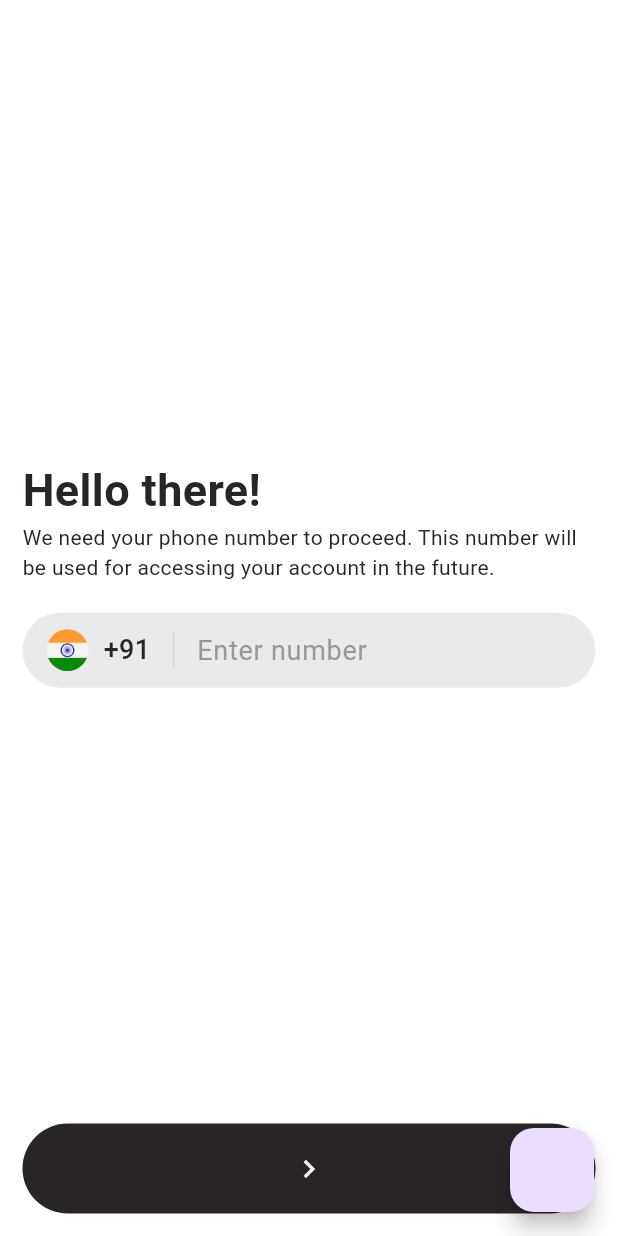
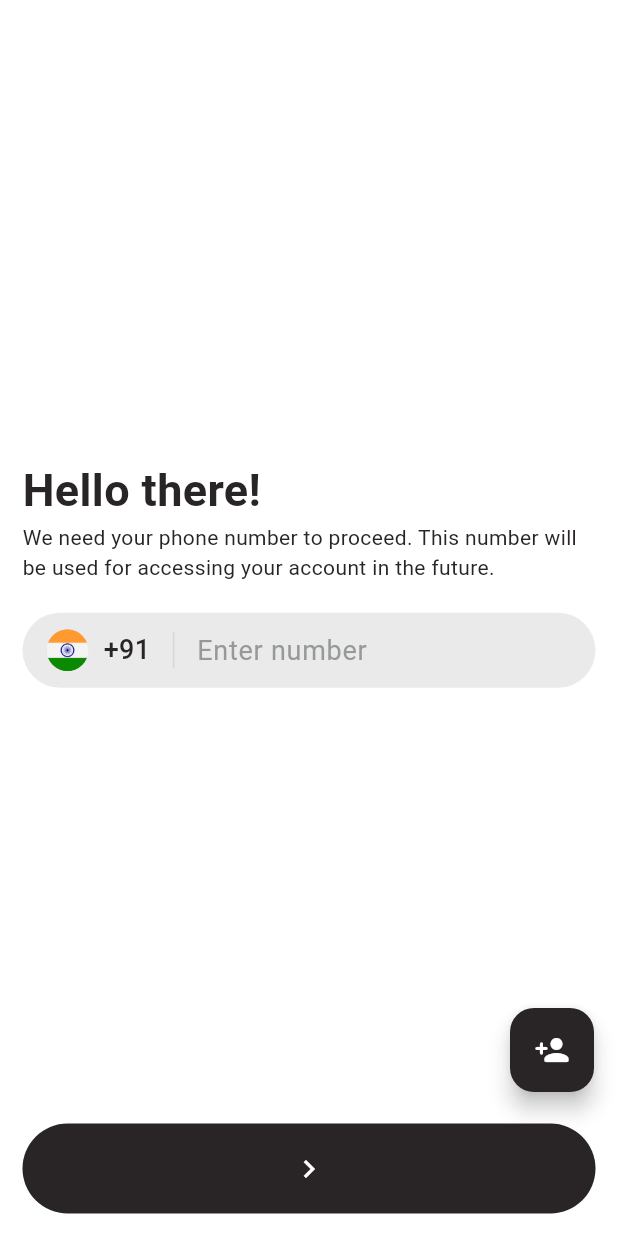
Before and after one commit to ambujgupta29/SYS_FrontEnd, a Flutter app: the screen it shows after launch, on a phone screen of 412 x 824 dp. Run offline on Flutter 3.47's test engine with Material 3 defaults, Android fonts, the phone set to English and light mode, and no system bars; our stand-ins replace dio, flutter_bloc.

```diff
--- a/lib/ui/screens/login/login_phone_screen.dart
+++ b/lib/ui/screens/login/login_phone_screen.dart
@@ -130,7 +130,17 @@ class _LoginPhoneScreenState extends State<LoginPhoneScreen> {
           ],
         ),
       ),
-      floatingActionButton: FloatingActionButton(onPressed: ()=>Navigator.of(context).pushNamed('/login-signup')),
+      floatingActionButton: Padding(
+        padding: const EdgeInsets.only(bottom: 80),
+        child: FloatingActionButton(
+          onPressed: ()=>Navigator.of(context).pushNamed('/login-signup'),
+          backgroundColor: SysAppTheme().buttonColor,
+          child: Icon(
+            Icons.person_add_rounded,
+            color: SysAppTheme().buttonTextColor,
+          ),
+        ),
+      ),
     );
   }
 }
```
Also changed, not shown: lib/ui/screens/login/login_otp_screen.dart (+10 -0 lines).
